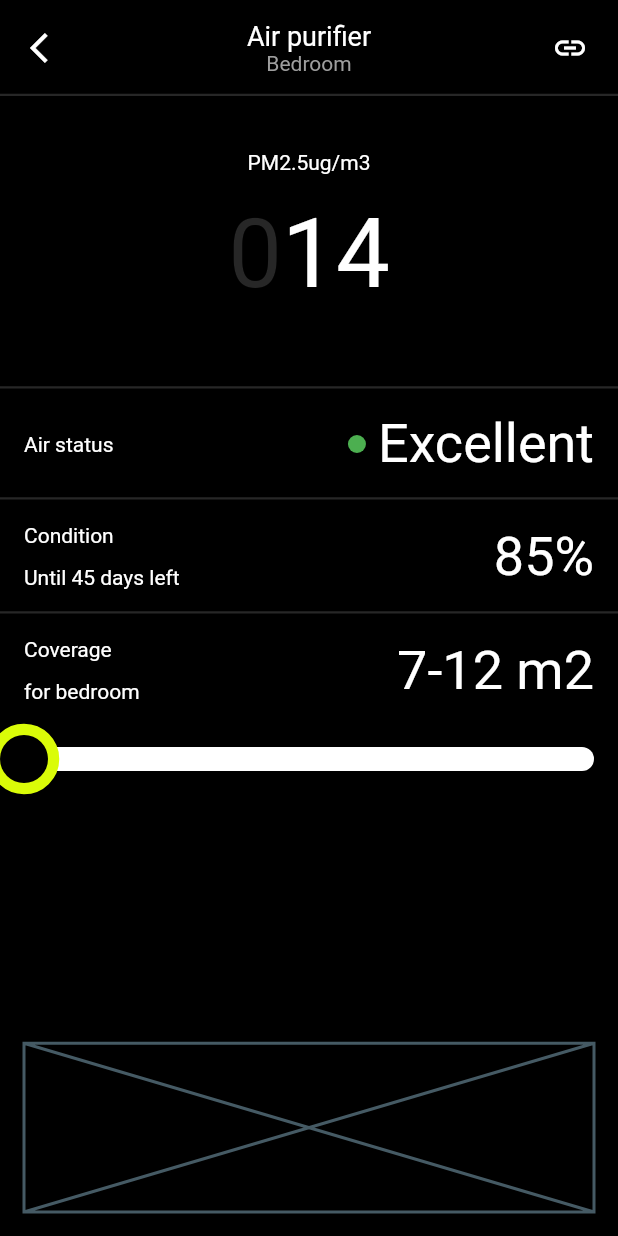
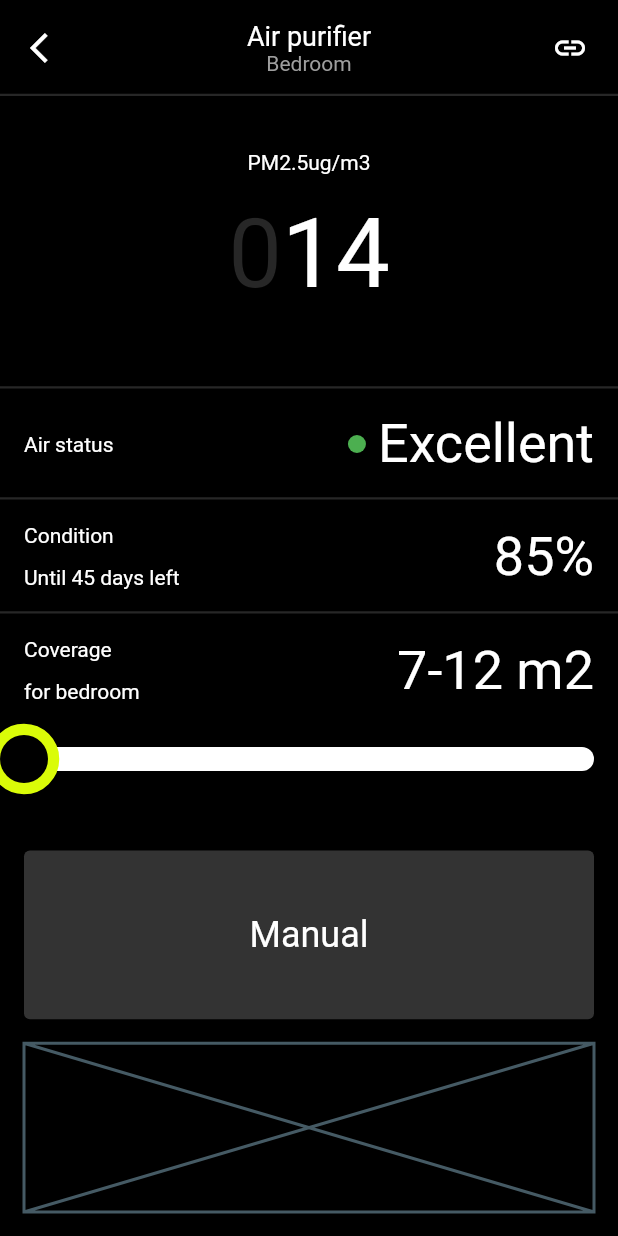
Before and after one commit to JAICHANGPARK/flutter_notebook_19th_story, a Flutter app: the AirPurifierSettingPage screen opened directly, on a phone screen of 412 x 824 dp. Run offline on Flutter 3.47's test engine with Material 2 defaults, Android fonts, the phone set to English and light mode, and no system bars; our stand-ins replace cached_network_image, flutter_riverpod, freezed_annotation, smooth_page_indicator, video_player; network calls fail.

Commit message:
Update air_purifier_setting_page.dart

```diff
--- a/lib/ep1109_smart_home_app/src/ui/air_purifier_setting_page.dart
+++ b/lib/ep1109_smart_home_app/src/ui/air_purifier_setting_page.dart
@@ -262,7 +262,25 @@ class _AirPurifierSettingPageState extends State<AirPurifierSettingPage> {
                   children: [
                     Expanded(
                       child: Container(
-                        decoration: BoxDecoration(),
+                        decoration: BoxDecoration(
+                          color: Colors.white.withOpacity(0.2),
+                          borderRadius: BorderRadius.circular(4),
+                        ),
+                        child: Stack(
+                          children: [
+                            Positioned(
+                              child: Center(
+                                child: Text(
+                                  "Manual",
+                                  style: TextStyle(
+                                    color: Colors.white,
+                                    fontSize: 24
+                                  ),
+                                ),
+                              ),
+                            )
+                          ],
+                        ),
                       ),
                     ),
                     SizedBox(
```
